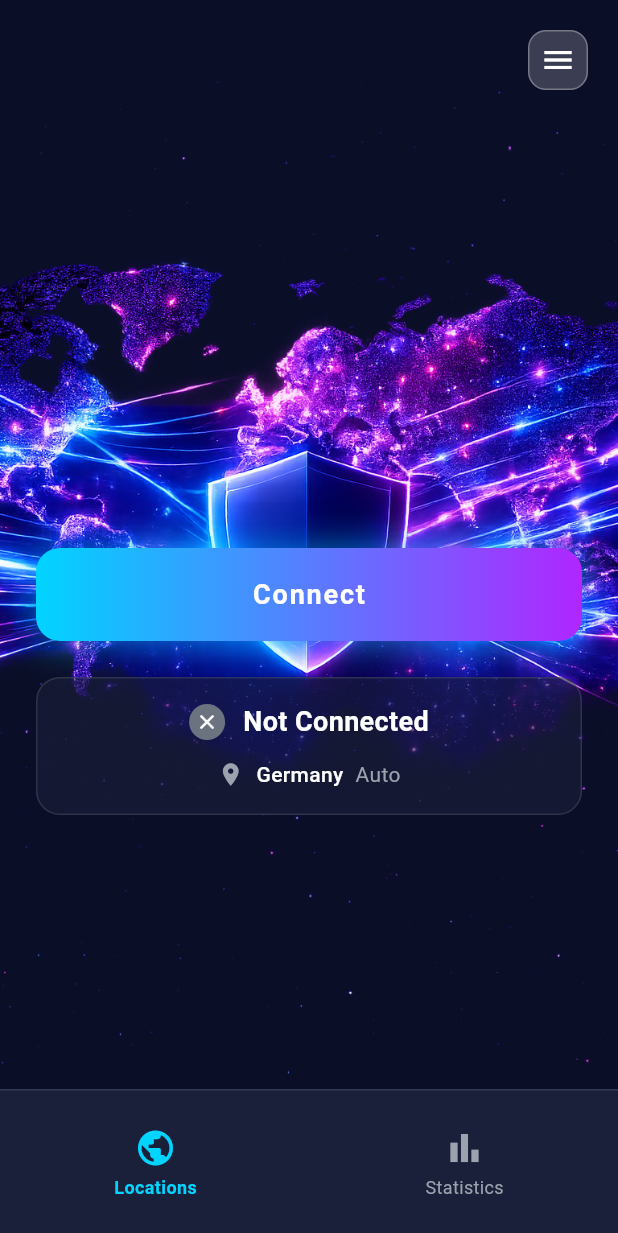
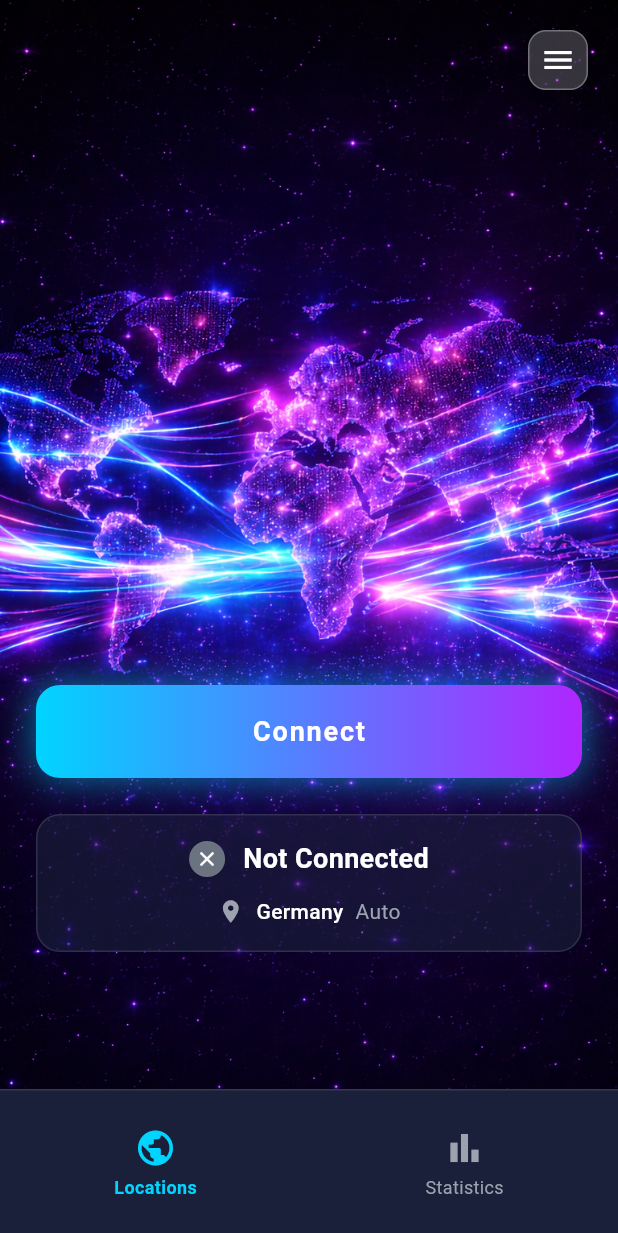
Before and after one commit to stepsharpnew/vpn, a Flutter app: the screen it shows after launch, on a phone screen of 412 x 824 dp. Shown: the top 1233 px of the screen. Run offline on Flutter 3.47's test engine with Material 3 defaults, Android fonts, the phone set to English and light mode, and no system bars.

Commit message:
fix: hotfix design

```diff
--- a/test_app/lib/home_screen.dart
+++ b/test_app/lib/home_screen.dart
@@ -57,8 +57,8 @@ class _HomeScreenState extends State<HomeScreen> {
             Column(
               children: [
                 // Картинка выше - занимает верхнюю часть
-                Expanded(flex: 2, child: Container()),
-                // Кнопка Connect под картинкой
+                Expanded(flex: 5, child: Container()),
+                // Кнопка Connect под картинкой (опущена ниже)
                 Padding(
                   padding: const EdgeInsets.symmetric(horizontal: 24),
                   child: ConnectButton(
--- a/test_app/lib/widgets/animated_background.dart
+++ b/test_app/lib/widgets/animated_background.dart
@@ -21,7 +21,7 @@ class AnimatedBackground extends StatelessWidget {
         children: [
           // Изображение фона
           Image.asset(
-            'assets/images/FIX.png',
+            'assets/images/new_phone.png',
             fit: BoxFit.cover,
             errorBuilder: (context, error, stackTrace) {
               // Если изображение не найдено, показываем темный фон
```
Also changed, not shown: test_app/assets/images/new_phone.png (added).
